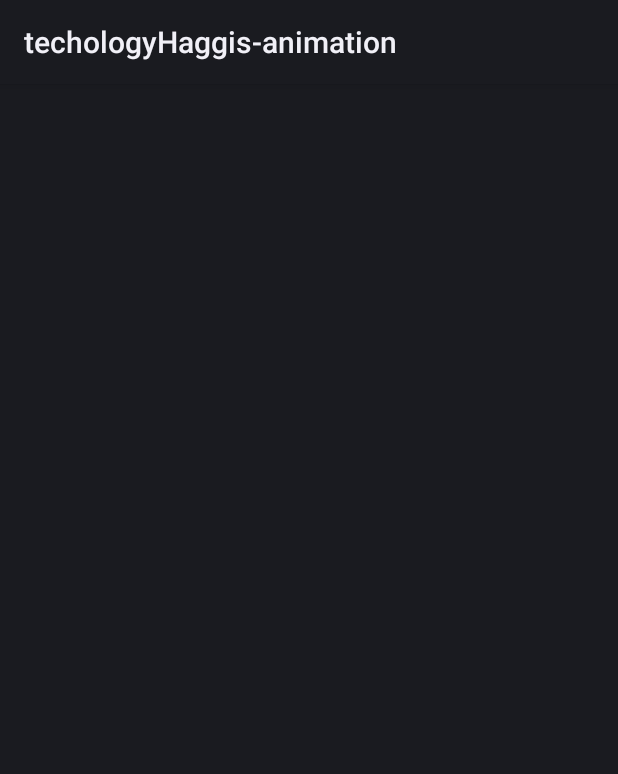
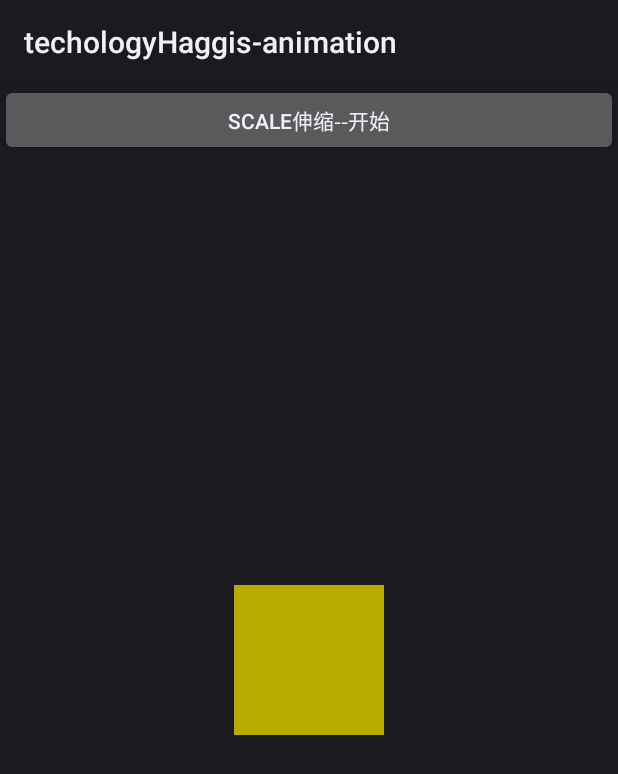
Before and after one commit to dimoge/TechnologyHaggis, an Android app: the ScaleActivity screen opened directly, with no data from a screen before it, on a phone screen of 412 x 824 dp. Shown: the top 774 px of the screen. Run offline under Robolectric (Android 15) with nearby library versions, the phone set to English and light mode, and no system bars.

Commit message:
animation:  scaleAnimation已经完成

```diff
--- a/Animation/src/main/java/me/dimoge/TechnologyHaggis/animation/ScaleActivity.java
+++ b/Animation/src/main/java/me/dimoge/TechnologyHaggis/animation/ScaleActivity.java
@@ -1,9 +1,79 @@
 package me.dimoge.TechnologyHaggis.animation;
 
 import android.app.Activity;
+import android.os.Bundle;
+import android.view.View;
+import android.view.animation.Animation;
+import android.view.animation.AnimationUtils;
+import android.view.animation.LinearInterpolator;
+import android.view.animation.ScaleAnimation;
+import android.widget.Button;
+import android.widget.ImageView;
 
 /**
  * Created by dime on 2015/9/22 0022.
  */
 public class ScaleActivity extends Activity {
+
+    ImageView img;
+    Button btn;
+
+    @Override
+    protected void onCreate(Bundle savedInstanceState) {
+        super.onCreate(savedInstanceState);
+        setContentView(R.layout.activity_scale);
+
+        img = (ImageView) findViewById(R.id.img);
+        btn = (Button) findViewById(R.id.btn);
+
+        btn.setOnClickListener(new View.OnClickListener() {
+            @Override
+            public void onClick(View v) {
+                /**构造方法详解 共6个参数 详情参见rotateAnimation, 不再做解释
+                 * @param fromX 开始大小 float
+                 * @param toX 结束大小 float
+                 * @param fromY 开始大小 float
+                 * @param toY 结束大小 float
+                 * @param povitX 位置
+                 * @param float
+                 * @param povitY 位置
+                 * @param float
+                 */
+                Animation scaleAnimation = new ScaleAnimation(1, 0, 1, 0, Animation.RELATIVE_TO_SELF, 0.5f, Animation.RELATIVE_TO_SELF, 0.5f);
+                scaleAnimation.setDuration(3000);//执行时间
+                scaleAnimation.setFillAfter(true);//...
+                scaleAnimation.setFillBefore(true);//...
+                scaleAnimation.setRepeatMode(Animation.RESTART);//...
+                scaleAnimation.setRepeatCount(Animation.INFINITE);//无限重复...
+                LinearInterpolator li = new LinearInterpolator();
+                scaleAnimation.setInterpolator(li);//匀速....
+                scaleAnimation.setAnimationListener(new Animation.AnimationListener() {
+                    @Override
+                    public void onAnimationStart(Animation animation) {
+
+                    }
+
+                    @Override
+                    public void onAnimationEnd(Animation animation) {
+
+                    }
+
+                    @Override
+                    public void onAnimationRepeat(Animation animation) {
+
+                    }
+                });
+
+                img.startAnimation(scaleAnimation);
+            }
+        });
+    }
+
+    /**
+     * 通过xml配置实现伸缩动画, 并没有什么不同, 详见rotateAnimation
+     */
+    private void SCALE_XML(){
+        Animation scaleAnimation = AnimationUtils.loadAnimation(ScaleActivity.this, R.anim.animation_scale);
+        img.startAnimation(scaleAnimation);
+    }
 }
--- /dev/null
+++ b/Animation/src/main/res/anim/animation_scale.xml
@@ -0,0 +1,18 @@
+<?xml version="1.0" encoding="utf-8"?>
+<set xmlns:android="http://schemas.android.com/apk/res/android"
+     android:interpolator="@android:anim/linear_interpolator"
+     android:shareInterpolator="true">
+	<scale android:fromXScale="1"
+	       android:toXScale="0"
+	       android:fromYScale="1"
+	       android:toYScale="0"
+	       android:duration="3000"
+	       android:startOffset="1000"
+	       android:fillAfter="true"
+	       android:fillBefore="true"
+	       android:pivotY="50%"
+	       android:pivotX="50%"
+	       android:repeatMode="restart"
+	       android:repeatCount="infinite"
+	/>
+</set>
--- a/Animation/src/main/res/layout/activity_scale.xml
+++ b/Animation/src/main/res/layout/activity_scale.xml
@@ -1,7 +1,20 @@
 <?xml version="1.0" encoding="utf-8"?>
-<LinearLayout xmlns:android="http://schemas.android.com/apk/res/android"
+<RelativeLayout xmlns:android="http://schemas.android.com/apk/res/android"
               android:orientation="vertical"
               android:layout_width="match_parent"
               android:layout_height="match_parent">
 
-</LinearLayout>
+    <Button
+        android:id="@+id/btn"
+        android:layout_width="match_parent"
+        android:layout_height="wrap_content"
+        android:text="scale伸缩--开始"/>
+
+    <ImageView
+        android:id="@+id/img"
+        android:layout_width="100dp"
+        android:layout_height="100dp"
+        android:background="#BA0"
+        android:layout_centerInParent="true"/>
+
+</RelativeLayout>
```
